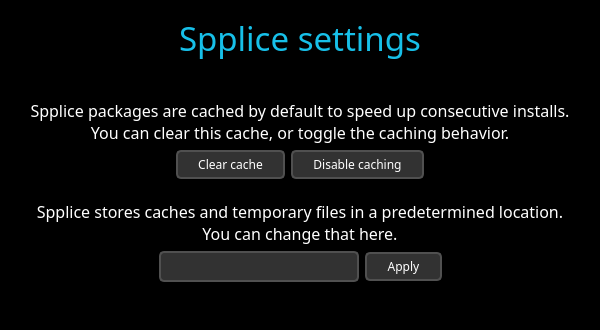
Before: the Qt Designer form ui/Settings.ui in p2r3/spplice-cpp, drawn with Qt 5.
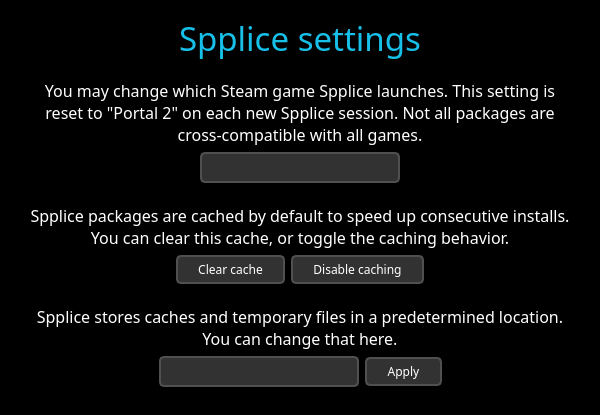
After: the same form once the commit is applied. Icons and pictures are not drawn.

Commit message: implement basic support for other steam apps

What changed in the file:
```diff
--- a/ui/Settings.ui
+++ b/ui/Settings.ui
@@ -7,7 +7,7 @@
     <x>0</x>
     <y>0</y>
     <width>600</width>
-    <height>330</height>
+    <height>415</height>
    </rect>
   </property>
   <property name="windowTitle">
@@ -89,6 +89,73 @@
      </property>
     </spacer>
    </item>
+   <item>
+    <widget class="QLabel" name="CustomAppText">
+     <property name="font">
+      <font>
+       <family>Quicksand Medium</family>
+       <pointsize>12</pointsize>
+      </font>
+     </property>
+     <property name="text">
+      <string>You may change which Steam game Spplice launches. This setting is reset to &quot;Portal 2&quot; on each new Spplice session. Not all packages are cross-compatible with all games.</string>
+     </property>
+     <property name="alignment">
+      <set>Qt::AlignCenter</set>
+     </property>
+     <property name="wordWrap">
+      <bool>true</bool>
+     </property>
+    </widget>
+   </item>
+   <item>
+    <layout class="QHBoxLayout" name="CustomAppLayout">
+     <property name="bottomMargin">
+      <number>15</number>
+     </property>
+     <item>
+      <spacer name="CustomAppSpacerL">
+       <property name="orientation">
+        <enum>Qt::Horizontal</enum>
+       </property>
+       <property name="sizeHint" stdset="0">
+        <size>
+         <width>40</width>
+         <height>20</height>
+        </size>
+       </property>
+      </spacer>
+     </item>
+     <item>
+      <widget class="QComboBox" name="CustomAppInput">
+       <property name="minimumSize">
+        <size>
+         <width>200</width>
+         <height>0</height>
+        </size>
+       </property>
+       <property name="font">
+        <font>
+         <family>Quicksand Medium</family>
+        </font>
+       </property>
+      </widget>
+     </item>
+     <item>
+      <spacer name="CustomAppSpacerR">
+       <property name="orientation">
+        <enum>Qt::Horizontal</enum>
+       </property>
+       <property name="sizeHint" stdset="0">
+        <size>
+         <width>40</width>
+         <height>20</height>
+        </size>
+       </property>
+      </spacer>
+     </item>
+    </layout>
+   </item>
    <item>
     <widget class="QLabel" name="CacheText">
      <property name="font">
```
The commit also changes 4 other files.
